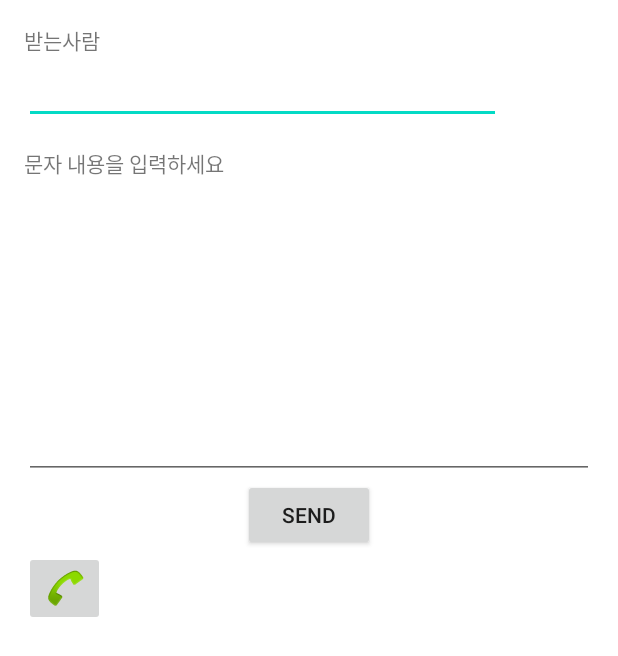
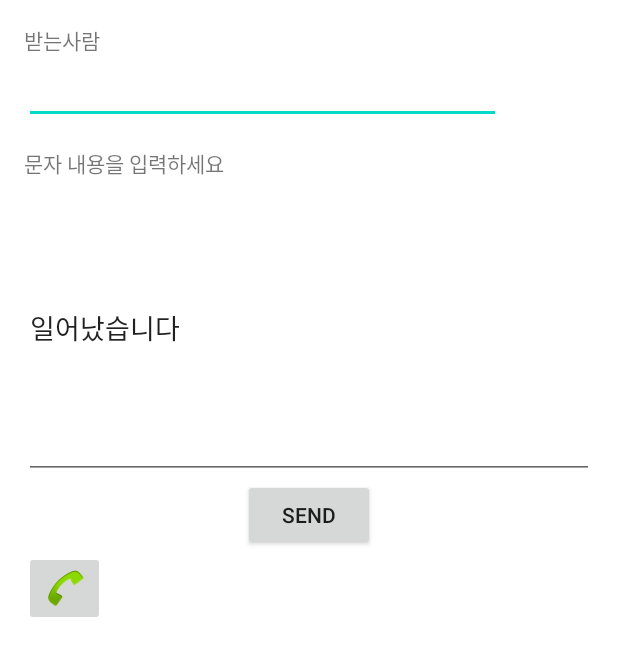
Before and after one commit to chldudtj1111/Brain3, an Android app: the sendSMS screen opened directly, with no data from a screen before it, on a phone screen of 412 x 824 dp. Shown: the top 656 px of the screen. Run offline under Robolectric (Android 15) with nearby library versions, the phone set to English and light mode, and no system bars.

Commit message:
메시지 디폴트값 설정

```diff
--- a/app/src/main/res/layout/message.xml
+++ b/app/src/main/res/layout/message.xml
@@ -36,7 +36,9 @@
         android:id="@+id/smsText"
         android:layout_width="match_parent"
         android:layout_height="200dp"
-        android:ems="10" />
+        android:ems="10"
+        android:text="일어났습니다"
+        tools:text="일어났습니다" />
 
     <Button
         android:id="@+id/sendBtn"
```
